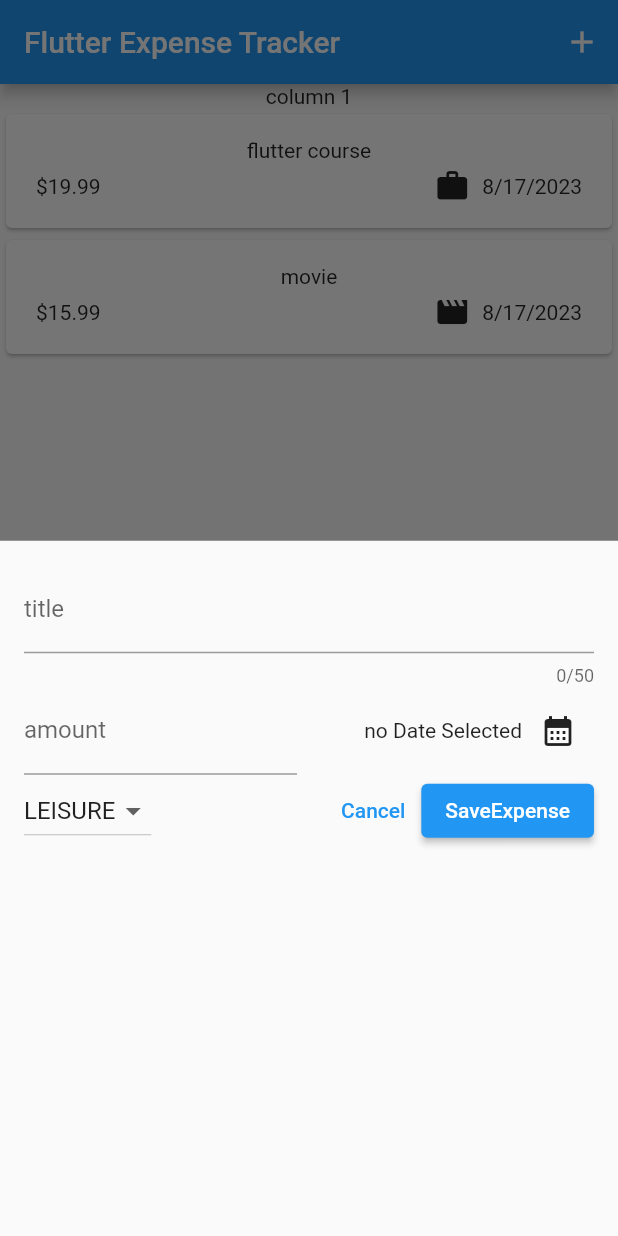
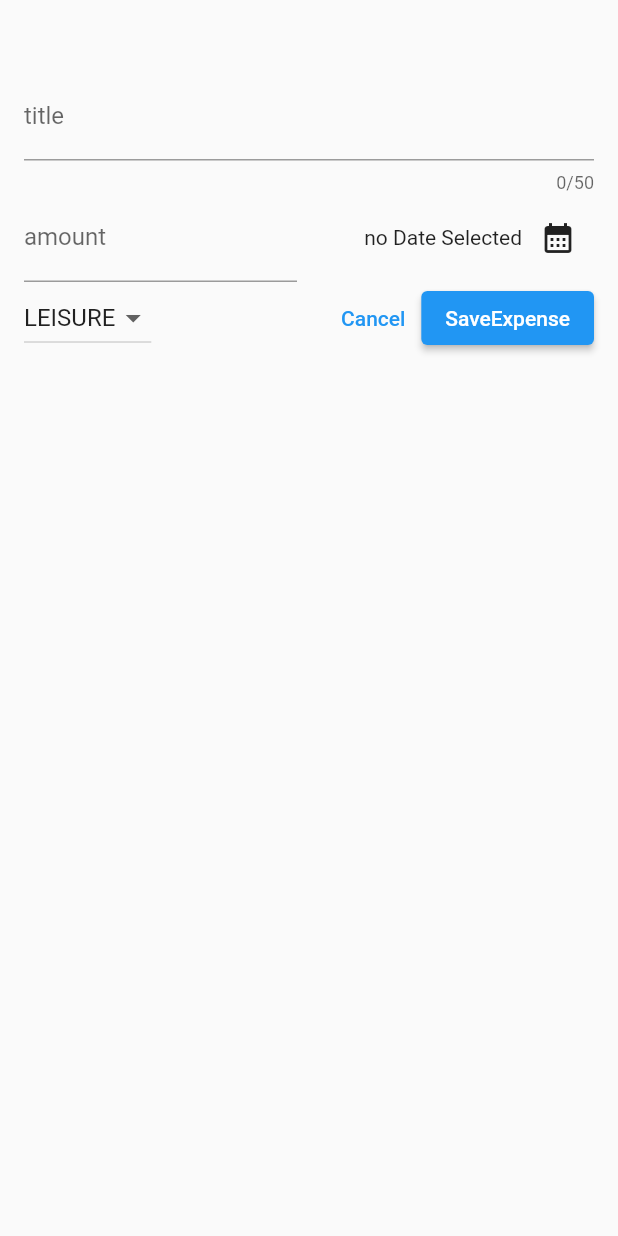
Before and after one commit to Vijay-Maramreddy/EXPENSE_TRACKER, a Flutter app: the screen it shows after launch, after a tap on the "add" icon, on a phone screen of 412 x 824 dp. Run offline on Flutter 3.47's test engine with Material 2 defaults, Android fonts, the phone set to English and light mode, and no system bars.

Commit message:
after some UI changes

```diff
--- a/lib/widgets/expenses.dart
+++ b/lib/widgets/expenses.dart
@@ -19,7 +19,7 @@ class _ExpensesState extends State<Expenses>{
     Expense(amount: 15.99, title: 'movie', date: DateTime.now(), category: Category.leisure),
   ];
   void _openAddExpenseOverlay(){
-    showModalBottomSheet(context: context, builder: (ctx)=>NewExpense(onAddExpense:_addExpense),);
+    showModalBottomSheet(isScrollControlled: true,context: context, builder: (ctx)=>NewExpense(onAddExpense:_addExpense),);
   }
   void _addExpense(Expense expense){
     setState(() {
--- a/lib/widgets/new_expense.dart
+++ b/lib/widgets/new_expense.dart
@@ -46,6 +46,7 @@ class _NewExpenseState extends State<NewExpense>{
         return;
       }
     widget.onAddExpense(Expense(amount: enteredAmount, title: _titleController.text, date: _selectedDate!, category: _selectedCategory));
+    Navigator.pop(context);
   }
 
   @override
@@ -60,7 +61,7 @@ class _NewExpenseState extends State<NewExpense>{
 
 
     return Padding(
-        padding: const EdgeInsets.all(16),
+        padding: const EdgeInsets.fromLTRB(16,48,16,16),
       child: Column(
         children: [
           TextField(
```
